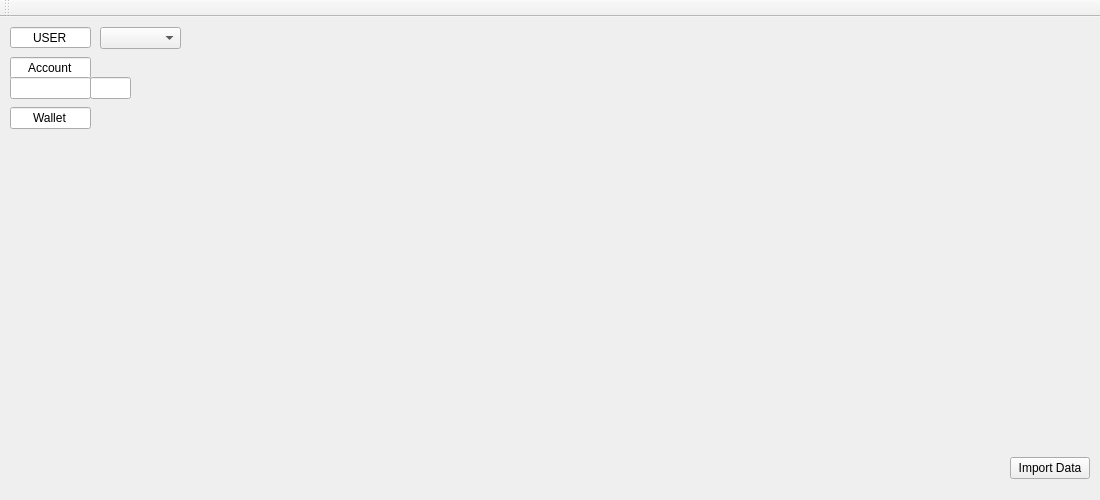
The window that gpw_project/gpw_app/mainwindow.ui (torrancee/gpwapp) describes before a commit, drawn with Qt 5.
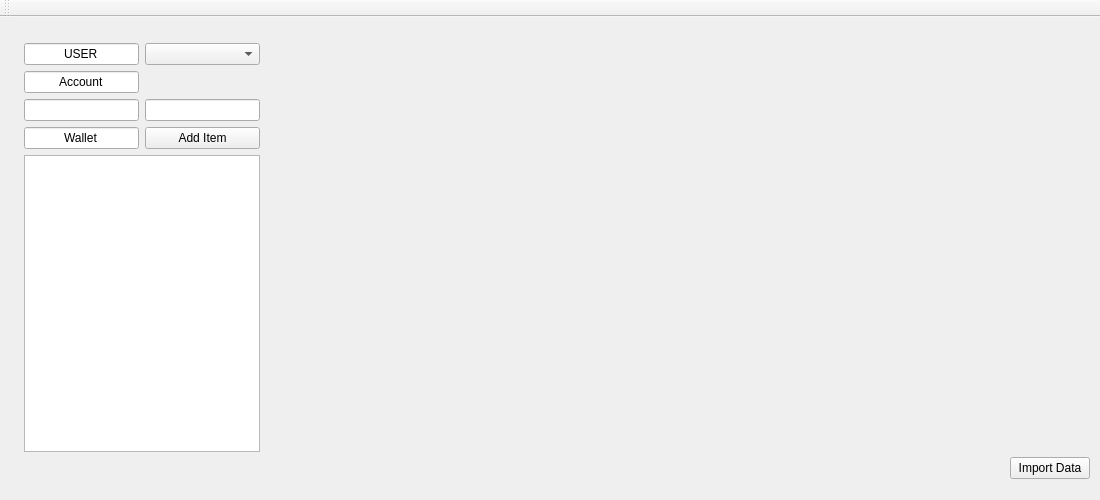
The same window after the commit.

```diff
--- a/gpw_project/gpw_app/mainwindow.ui
+++ b/gpw_project/gpw_app/mainwindow.ui
@@ -39,15 +39,34 @@
      <string>Import Data</string>
     </property>
    </widget>
+   <widget class="QWidget" name="">
+    <property name="geometry">
+     <rect>
+      <x>13</x>
+      <y>15</y>
+      <width>258</width>
+      <height>431</height>
+     </rect>
+    </property>
+    <layout class="QGridLayout" name="gridLayout">
+     <item row="0" column="0">
+      <widget class="QLineEdit" name="User">
+       <property name="text">
+        <string>USER</string>
+       </property>
+       <property name="alignment">
+        <set>Qt::AlignCenter</set>
+       </property>
+       <property name="readOnly">
+        <bool>true</bool>
+       </property>
+      </widget>
+     </item>
+     <item row="0" column="1">
+      <widget class="QComboBox" name="UsersComboBox"/>
+     </item>
+     <item row="1" column="0">
    <widget class="QLineEdit" name="Account">
-    <property name="geometry">
-     <rect>
-      <x>10</x>
-      <y>40</y>
-      <width>81</width>
-      <height>22</height>
-     </rect>
-    </property>
     <property name="text">
      <string>Account</string>
     </property>
@@ -64,57 +83,16 @@
      <string/>
     </property>
    </widget>
-   <widget class="QLineEdit" name="User">
-    <property name="geometry">
-     <rect>
-      <x>10</x>
-      <y>10</y>
-      <width>81</width>
-      <height>21</height>
-     </rect>
-    </property>
-    <property name="text">
-     <string>USER</string>
-    </property>
-    <property name="alignment">
-     <set>Qt::AlignCenter</set>
-    </property>
-    <property name="readOnly">
-     <bool>true</bool>
-    </property>
-   </widget>
-   <widget class="QComboBox" name="UsersComboBox">
-    <property name="geometry">
-     <rect>
-      <x>100</x>
-      <y>10</y>
-      <width>81</width>
-      <height>22</height>
-     </rect>
-    </property>
-   </widget>
+     </item>
+     <item row="2" column="0">
    <widget class="QLineEdit" name="AccountValue">
-    <property name="geometry">
-     <rect>
-      <x>10</x>
-      <y>60</y>
-      <width>81</width>
-      <height>22</height>
-     </rect>
-    </property>
     <property name="readOnly">
      <bool>true</bool>
     </property>
    </widget>
+     </item>
+     <item row="2" column="1">
    <widget class="QLineEdit" name="AccountPercent">
-    <property name="geometry">
-     <rect>
-      <x>90</x>
-      <y>60</y>
-      <width>41</width>
-      <height>22</height>
-     </rect>
-    </property>
     <property name="autoFillBackground">
      <bool>false</bool>
     </property>
@@ -125,15 +103,9 @@
      <bool>true</bool>
     </property>
    </widget>
+     </item>
+     <item row="3" column="0">
    <widget class="QLineEdit" name="Wallet">
-    <property name="geometry">
-     <rect>
-      <x>10</x>
-      <y>90</y>
-      <width>81</width>
-      <height>22</height>
-     </rect>
-    </property>
     <property name="text">
      <string>Wallet</string>
     </property>
@@ -144,6 +116,29 @@
      <bool>true</bool>
     </property>
    </widget>
+     </item>
+     <item row="3" column="1">
+      <widget class="QPushButton" name="AddItem">
+       <property name="text">
+        <string>Add Item</string>
+       </property>
+      </widget>
+     </item>
+     <item row="4" column="0" colspan="2">
+      <widget class="QListWidget" name="listWidget"/>
+     </item>
+    </layout>
+   </widget>
+   <zorder>ImportData</zorder>
+   <zorder>Account</zorder>
+   <zorder>User</zorder>
+   <zorder>UsersComboBox</zorder>
+   <zorder>AccountValue</zorder>
+   <zorder>AccountPercent</zorder>
+   <zorder>Wallet</zorder>
+   <zorder>scrollArea</zorder>
+   <zorder>AddItem</zorder>
+   <zorder>listWidget</zorder>
   </widget>
   <widget class="QMenuBar" name="menuBar">
    <property name="geometry">
```
Lines whose indentation alone changed are shown as unchanged.
